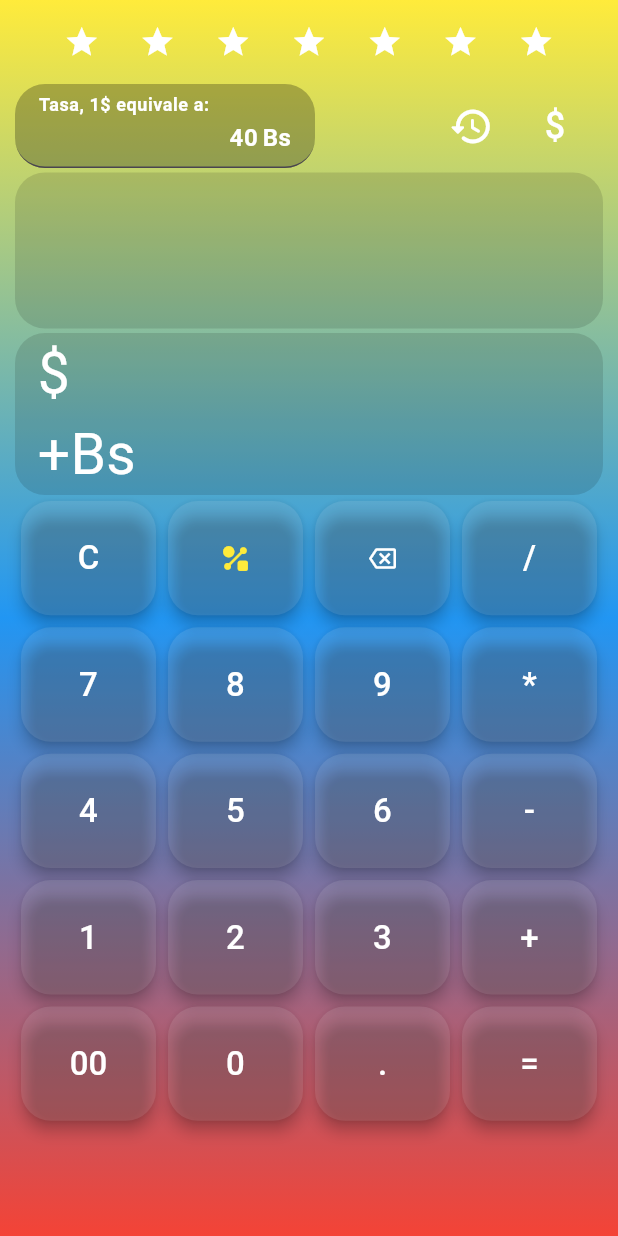
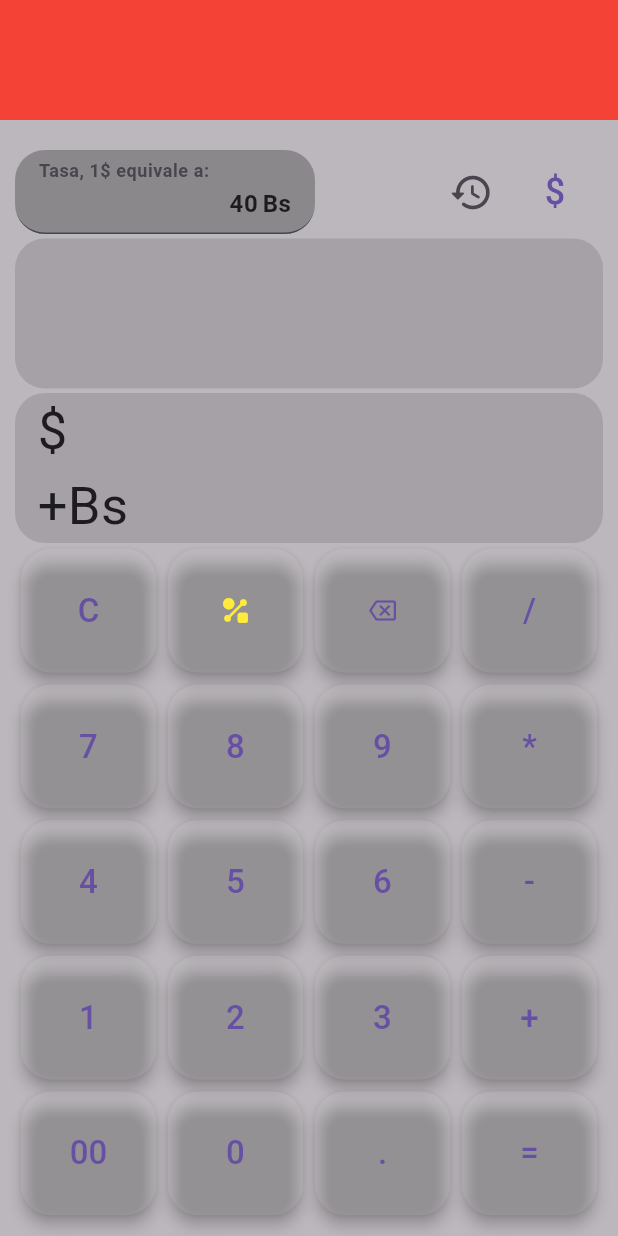
Before and after one commit to gu1llermo/calculator, a Flutter app: the screen it shows after launch, on a phone screen of 412 x 824 dp. Run offline on Flutter 3.47's test engine with Material 3 defaults, Android fonts, the phone set to English and light mode, and no system bars; our stand-ins replace flutter_riverpod, go_router, math_expressions, shared_preferences.

Commit message:
correccion de ajustes de altura del teclado en portrait view

```diff
--- a/lib/main.dart
+++ b/lib/main.dart
@@ -16,7 +16,7 @@ class MainApp extends StatelessWidget {
   @override
   Widget build(BuildContext context) {
     return MaterialApp.router(
-      // darkTheme: ThemeData.dark(),
+      darkTheme: ThemeData.dark(),
       routerConfig: appRouter,
       debugShowCheckedModeBanner: false,
     );
--- a/lib/presentation/screens/home/home_screen.dart
+++ b/lib/presentation/screens/home/home_screen.dart
@@ -3,9 +3,9 @@ import 'package:calculator_app/presentation/widgets/shared/landscape/landscape_v
 import 'package:calculator_app/presentation/widgets/shared/portrait/portrait_view.dart';
 import 'package:flutter/material.dart';
 
-const iconStar = Icon(
+final iconStar = Icon(
   Icons.star,
-  color: Colors.white,
+  color: Colors.white.withOpacity(.2),
 );
 
 class HomeScreen extends StatelessWidget {
@@ -39,7 +39,7 @@ class HomeView extends StatelessWidget {
 
     return SingleChildScrollView(
       child: Stack(
-        // alignment: Alignment.topCenter,
+        // alignment: Alignment.bottomCenter,
         children: [
           const _GradientBackground(),
           SizedBox(
@@ -47,21 +47,25 @@ class HomeView extends StatelessWidget {
             width: width,
             child: Column(
               children: [
-                AppBar(
-                  centerTitle: true,
-                  backgroundColor: Colors.transparent,
-                  title: const Row(
-                    mainAxisAlignment: MainAxisAlignment.spaceEvenly,
-                    children: [
-                      iconStar,
-                      iconStar,
-                      iconStar,
-                      iconStar,
-                      iconStar,
-                      iconStar,
-                      iconStar,
-                    ],
-                  ),
+                // AppBar(
+                //   centerTitle: true,
+                //   backgroundColor: Colors.transparent,
+                //   title: Row(
+                //     mainAxisAlignment: MainAxisAlignment.spaceEvenly,
+                //     children: [
+                //       iconStar,
+                //       iconStar,
+                //       iconStar,
+                //       iconStar,
+                //       iconStar,
+                //       iconStar,
+                //       iconStar,
+                //     ],
+                //   ),
+                // ),
+                Container(
+                  height: 80,
+                  color: Colors.red,
                 ),
                 Expanded(
                     child: isPortrait
@@ -70,7 +74,39 @@ class HomeView extends StatelessWidget {
               ],
             ),
           ),
+          //Estrellas(height: height, width: width)
         ],
+      ),
+    );
+  }
+}
+
+class Estrellas extends StatelessWidget {
+  const Estrellas({super.key, required this.height, required this.width});
+  final double height;
+  final double width;
+
+  @override
+  Widget build(BuildContext context) {
+    return Column(
+      children: [
+        SizedBox(
+          height: height / 3,
+        ),
+        getStars(60),
+        getStars(150),
+        getStars(240),
+        getStars(330),
+      ],
+    );
+  }
+
+  SizedBox getStars(double width) {
+    return SizedBox(
+      width: width,
+      child: Row(
+        mainAxisAlignment: MainAxisAlignment.spaceAround,
+        children: [iconStar, iconStar],
       ),
     );
   }
@@ -83,7 +119,8 @@ class _GradientBackground extends StatelessWidget {
   Widget build(BuildContext context) {
     return Positioned.fill(
       child: Container(
-        decoration: const BoxDecoration(gradient: primaryGradient),
+        decoration: const BoxDecoration(color: Colors.black26),
+        //decoration: const BoxDecoration(gradient: primaryGradient),
       ),
     );
   }
--- a/lib/presentation/widgets/calc/tasa_button.dart
+++ b/lib/presentation/widgets/calc/tasa_button.dart
@@ -41,7 +41,7 @@ class _TasaButtonState extends ConsumerState<TasaButton> {
   Widget build(BuildContext context) {
     final fontSizeLabel = Theme.of(context).textTheme.bodyLarge?.fontSize;
     final labelTextStyle = TextStyle(
-        color: Colors.white,
+        // color: Colors.white,
         fontSize: fontSizeLabel,
         fontWeight: FontWeight.bold);
     final symbolMonedaLocal = ref.watch(symbolMonedaLocalProvider);
--- a/lib/presentation/widgets/shared/data_widget_view/data_widget.dart
+++ b/lib/presentation/widgets/shared/data_widget_view/data_widget.dart
@@ -6,7 +6,7 @@ class DataWidget extends ConsumerWidget {
     required this.txt,
     required this.scrollController,
     this.color = Colors.white,
-    this.fontSize = 38,
+    this.fontSize = 35,
     super.key,
   });
   final String txt;
@@ -17,7 +17,7 @@ class DataWidget extends ConsumerWidget {
   @override
   Widget build(BuildContext context, WidgetRef ref) {
     final textStyle = TextStyle(
-      color: color,
+      //color: color,
       fontSize: fontSize,
     );
 
--- a/lib/presentation/widgets/shared/history_button/history_button.dart
+++ b/lib/presentation/widgets/shared/history_button/history_button.dart
@@ -5,7 +5,7 @@ import 'package:go_router/go_router.dart';
 
 const Icon iconHistory = Icon(
   Icons.history_rounded,
-  color: Colors.white,
+  //color: Colors.white,
   size: 30,
 );
 
--- a/lib/presentation/widgets/shared/portrait/portrait_view.dart
+++ b/lib/presentation/widgets/shared/portrait/portrait_view.dart
@@ -15,6 +15,7 @@ class PortraitView extends ConsumerWidget {
     return const Padding(
       padding: EdgeInsets.only(left: 10, right: 10, bottom: 10),
       child: Column(
+        mainAxisAlignment: MainAxisAlignment.end,
         children: [
           Row(
             mainAxisAlignment: MainAxisAlignment.spaceBetween,
@@ -35,7 +36,7 @@ class PortraitView extends ConsumerWidget {
           ),
           Flexible(flex: 1, child: UserDataEntryView()),
           Flexible(flex: 1, child: UserResultView()),
-          Flexible(flex: 3, child: TecladoNumerico()),
+          Flexible(flex: 4, child: TecladoNumerico()),
         ],
       ),
     );
--- a/lib/presentation/widgets/shared/teclado_numerico/boton.dart
+++ b/lib/presentation/widgets/shared/teclado_numerico/boton.dart
@@ -32,8 +32,10 @@ class Boton extends ConsumerWidget {
     final bool isDefaultWidget = !isIcon &&
         !isTitle; // si no hay ni ícono ni title entonces le colocamos un defaultWidget
 
-    final textStyle =
-        TextStyle(color: titleColor ?? Colors.white, fontSize: 22);
+    const textStyle = TextStyle(
+      // color: titleColor ?? Colors.white,
+      fontSize: 22,
+    );
     final Widget defaultWidget = Text('X', style: textStyle);
     final Widget child = isDefaultWidget
         ? defaultWidget
--- a/lib/presentation/widgets/shared/teclado_numerico/teclado_numerico.dart
+++ b/lib/presentation/widgets/shared/teclado_numerico/teclado_numerico.dart
@@ -14,7 +14,7 @@ const indiceShapeIcon = Icon(
 
 const removeLastCharIcon = Icon(
   Icons.backspace_outlined,
-  color: Colors.white,
+  //color: Colors.white,
 );
 
 const _botonesTitle = <Widget>[
@@ -297,7 +297,7 @@ void manejadorPuntoDecimal(String? title, WidgetRef ref) {
   );
 }
 
-// tengo que implementar uná función que dado un string me valide, si
+// tengo que implementar una función que dado un string me valide, si
 bool sePuedeColocarDecimal(String data) {
   final vector =
       data.codeUnits.reversed.map((nro) => String.fromCharCode(nro)).toList();
--- a/lib/presentation/widgets/shared/toggle_button/toggle_button.dart
+++ b/lib/presentation/widgets/shared/toggle_button/toggle_button.dart
@@ -27,7 +27,7 @@ IconButton toggleButton(WidgetRef ref) {
       icon: const Icon(
         Icons.change_circle_outlined,
         size: 30,
-        color: Colors.white,
+        //color: Colors.white,
         fill: 0.5,
       ));
 }
--- a/lib/presentation/widgets/shared/toggle_button/toggle_button_class.dart
+++ b/lib/presentation/widgets/shared/toggle_button/toggle_button_class.dart
@@ -37,7 +37,7 @@ class ToggleButton extends ConsumerWidget {
       child: Text(
         symbol,
         style: const TextStyle(
-          color: Colors.white,
+          //color: Colors.white,
           fontSize: 24,
           // decoration: TextDecoration.underline,
         ),
```
